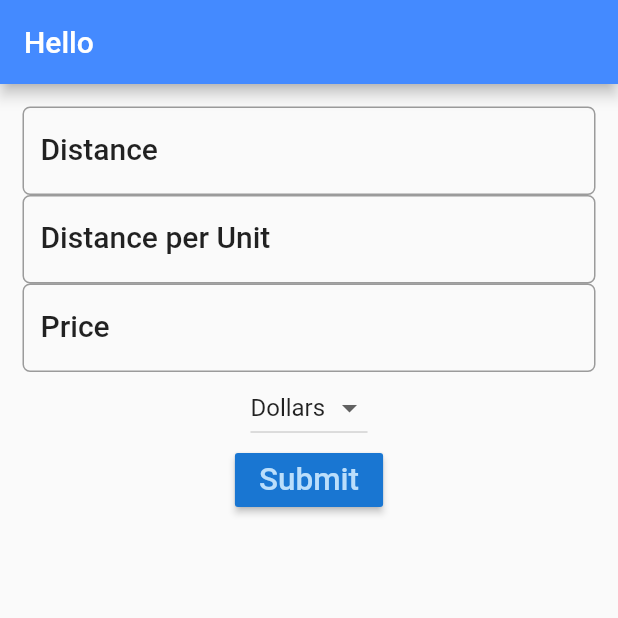
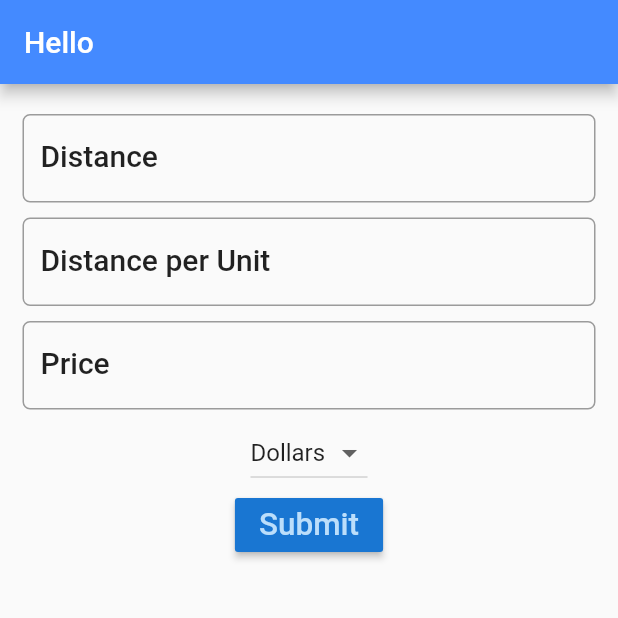
Before and after one commit to Andhrah/trip_cost, a Flutter app: the screen it shows after launch, on a phone screen of 412 x 824 dp, the top half of it. Run offline on Flutter 3.47's test engine with Material 2 defaults, Android fonts, the phone set to English and light mode, and no system bars.

```diff
--- a/lib/screens/home.dart
+++ b/lib/screens/home.dart
@@ -7,6 +7,8 @@ class FuelForm extends StatefulWidget {
 
 class _FuelFormState extends State<FuelForm> {
   final _currencies = ['Dollars', 'Euro', 'Pounds', 'Naira'];
+
+  final double _formDistance = 5.0;
   String _currency = 'Dollars';
 
   // TextEditingController works the way as onchanged event listener method.
@@ -29,7 +31,11 @@ class _FuelFormState extends State<FuelForm> {
       padding: EdgeInsets.all(15.0),
       child: Column(
         children: <Widget>[
-          TextField(
+          Padding(
+            padding: EdgeInsets.only(top: _formDistance,
+            bottom: _formDistance
+            ),
+            child: TextField(
               controller: distanceController,
               decoration: InputDecoration(
                 labelText: 'Distance',
@@ -46,7 +52,12 @@ class _FuelFormState extends State<FuelForm> {
               //   });
               // },
             ),
-          TextField(
+          ),
+          Padding(
+            padding: EdgeInsets.only(top: _formDistance,
+            bottom: _formDistance
+            ),
+            child:TextField(
               controller: avgController,
               decoration: InputDecoration(
                 labelText: 'Distance per Unit',
@@ -63,7 +74,12 @@ class _FuelFormState extends State<FuelForm> {
               //   });
               // },
             ),
-          TextField(
+          ),
+          Padding(
+            padding: EdgeInsets.only(top: _formDistance,
+            bottom: _formDistance
+            ),
+            child:TextField(
               controller: priceController,
               decoration: InputDecoration(
                 labelText: 'Price',
@@ -79,6 +95,7 @@ class _FuelFormState extends State<FuelForm> {
               //     name = string;
               //   });
               // },
+            ),
           ),
           DropdownButton<String>(
             items: _currencies.map((String value){
```
Lines whose indentation alone changed are shown as unchanged.
